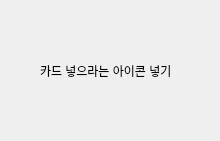
Qt form ui/craditPay.ui (BSEom/miniP_kiosk) before a commit.
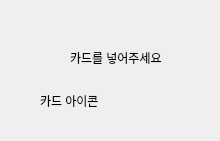
The same form after that commit.

What changed in the file:
```diff
--- a/ui/craditPay.ui
+++ b/ui/craditPay.ui
@@ -17,13 +17,26 @@
    <property name="geometry">
     <rect>
      <x>40</x>
-     <y>50</y>
+     <y>80</y>
      <width>161</width>
      <height>41</height>
     </rect>
    </property>
    <property name="text">
-    <string>카드 넣으라는 아이콘 넣기</string>
+    <string>카드 아이콘</string>
+   </property>
+  </widget>
+  <widget class="QLabel" name="label_2">
+   <property name="geometry">
+    <rect>
+     <x>70</x>
+     <y>50</y>
+     <width>111</width>
+     <height>16</height>
+    </rect>
+   </property>
+   <property name="text">
+    <string>카드를 넣어주세요</string>
    </property>
   </widget>
  </widget>
```
